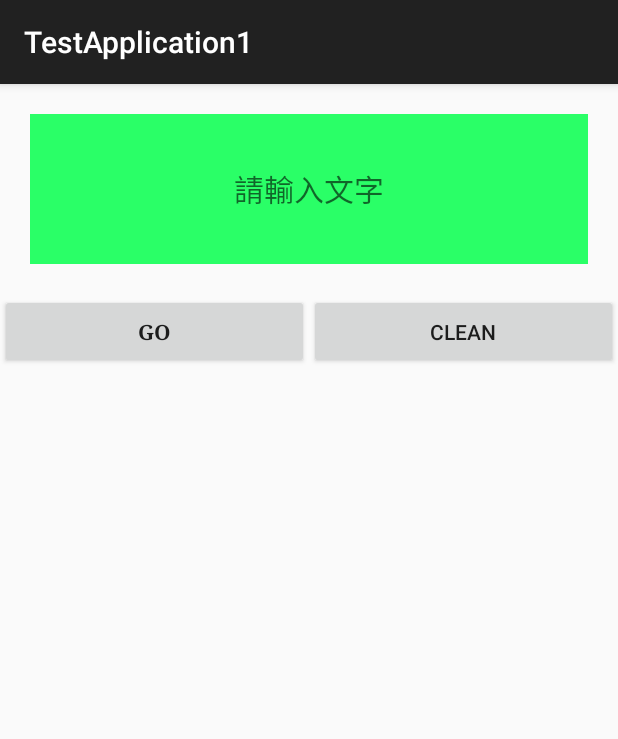
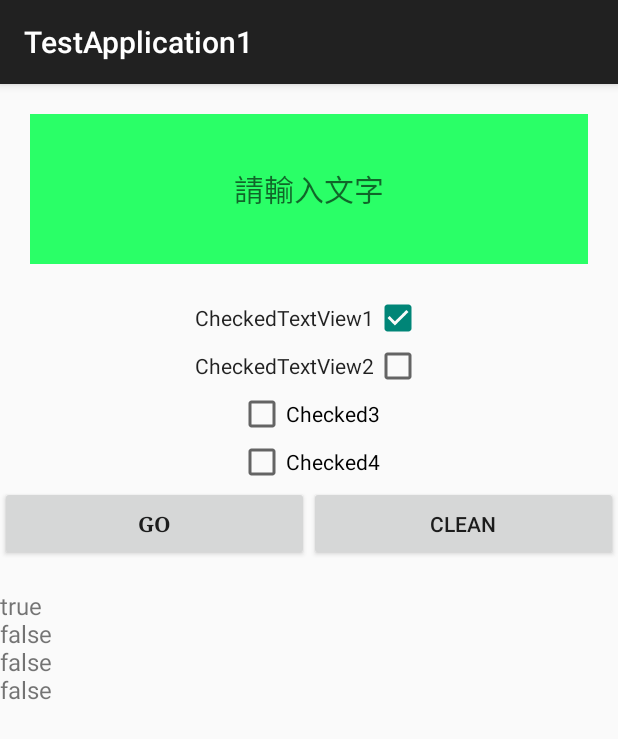
Before and after one commit to Syooian/IMCSD_AppDesign, an Android app: the screen it shows after launch (MainActivity), after a tap on "GO", on a phone screen of 412 x 824 dp. Shown: the top 739 px of the screen. Run offline under Robolectric (Android 15) with nearby library versions, the phone set to English and light mode, and no system bars.

Commit message:
CheckedTextView & CheckBox

```diff
--- a/app/src/main/java/com/example/testapplication1/MainActivity.java
+++ b/app/src/main/java/com/example/testapplication1/MainActivity.java
@@ -3,6 +3,8 @@ package com.example.testapplication1;
 import android.os.Bundle;
 import android.util.Log;
 import android.view.View;
+import android.widget.CheckBox;
+import android.widget.CheckedTextView;
 import android.widget.EditText;
 import android.widget.TextView;
 
@@ -39,9 +41,15 @@ public class MainActivity extends AppCompatActivity {
     public void GoClick(View V) {
         EditText editText = GetEditText();
 
-        GetTextView().setText(editText.getText().toString());
+        var Value=editText.getText().toString()+"\n"+
+                ((CheckedTextView)findViewById(R.id.Check1)).isChecked()+"\n"+
+                ((CheckedTextView)findViewById(R.id.Check2)).isChecked()+"\n"+
+                ((CheckBox)findViewById(R.id.Check3)).isChecked()+"\n"+
+                ((CheckBox)findViewById(R.id.Check4)).isChecked();
 
-        Log.v("TA1", "GoClick : " + editText.getText().toString());
+        GetTextView().setText(Value);
+
+        Log.v("TA1", "GoClick : " + Value);
     }
 
     public void Clean(View V) {
--- a/app/src/main/res/layout/editor_layout.xml
+++ b/app/src/main/res/layout/editor_layout.xml
@@ -16,6 +16,42 @@
         android:hint="請輸入文字"
         android:inputType="textMultiLine"
         android:textSize="20sp" />
+
+    <LinearLayout
+        android:layout_width="match_parent"
+        android:layout_height="wrap_content"
+        android:orientation="vertical"
+        android:gravity="center">
+
+        <CheckedTextView
+            android:id="@+id/Check1"
+            android:layout_width="wrap_content"
+            android:layout_height="wrap_content"
+            android:checkMark="?android:attr/listChoiceIndicatorMultiple"
+            android:checked="true"
+            android:gravity="center"
+            android:text="CheckedTextView1" />
+
+        <CheckedTextView
+            android:id="@+id/Check2"
+            android:layout_width="wrap_content"
+            android:layout_height="wrap_content"
+            android:checkMark="?android:attr/listChoiceIndicatorMultiple"
+            android:checked="false"
+            android:gravity="center"
+            android:text="CheckedTextView2" />
+        <CheckBox
+            android:id="@+id/Check3"
+            android:layout_width="wrap_content"
+            android:layout_height="wrap_content"
+            android:text="Checked3"/>
+        <CheckBox
+            android:id="@+id/Check4"
+            android:layout_width="wrap_content"
+            android:layout_height="wrap_content"
+            android:text="Checked4"/>
+    </LinearLayout>
+
 
     <LinearLayout
         android:layout_width="match_parent"
```
